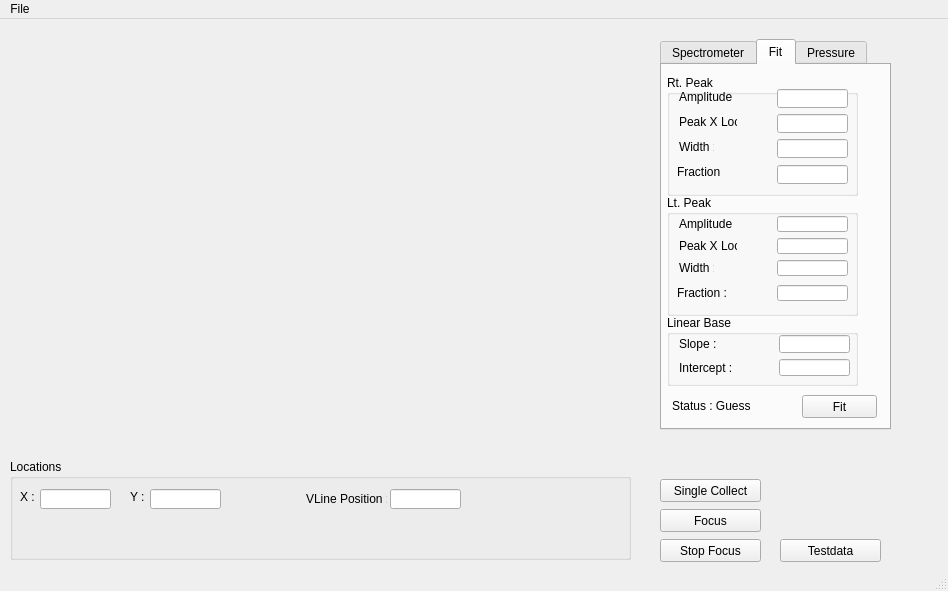
hgarbeil/OOSpec, file mainwindow.ui: the form before one commit.
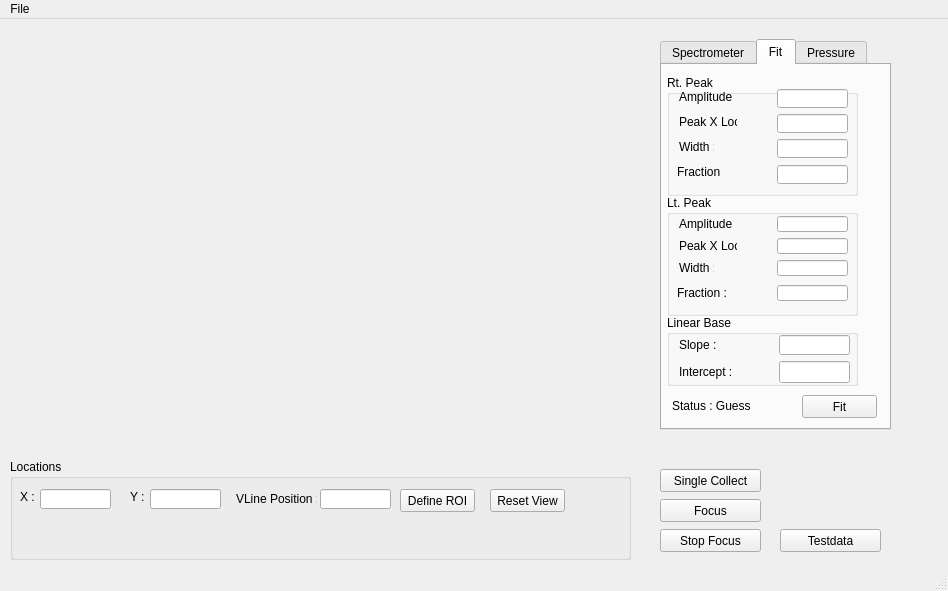
The form after the commit. The open tabs and pages were chosen to show the change. Custom widgets are drawn as their Qt base class.

Patch:
```diff
--- a/mainwindow.ui
+++ b/mainwindow.ui
@@ -28,7 +28,7 @@
     <property name="geometry">
      <rect>
       <x>660</x>
-      <y>460</y>
+      <y>450</y>
       <width>101</width>
       <height>23</height>
      </rect>
@@ -41,7 +41,7 @@
     <property name="geometry">
      <rect>
       <x>660</x>
-      <y>490</y>
+      <y>480</y>
       <width>101</width>
       <height>23</height>
      </rect>
@@ -54,7 +54,7 @@
     <property name="geometry">
      <rect>
       <x>660</x>
-      <y>520</y>
+      <y>510</y>
       <width>101</width>
       <height>23</height>
      </rect>
@@ -584,13 +584,13 @@
       <property name="title">
        <string>Linear Base</string>
       </property>
-      <widget class="QWidget" name="">
+      <widget class="QWidget" name="layoutWidget">
        <property name="geometry">
         <rect>
          <x>12</x>
          <y>20</y>
          <width>171</width>
-         <height>41</height>
+         <height>48</height>
         </rect>
        </property>
        <layout class="QGridLayout" name="gridLayout_3">
@@ -875,7 +875,7 @@
     <widget class="QLabel" name="label_4">
      <property name="geometry">
       <rect>
-       <x>296</x>
+       <x>226</x>
        <y>30</y>
        <width>81</width>
        <height>20</height>
@@ -888,19 +888,45 @@
     <widget class="QLineEdit" name="vlineLE">
      <property name="geometry">
       <rect>
-       <x>380</x>
+       <x>310</x>
        <y>30</y>
        <width>71</width>
        <height>20</height>
       </rect>
      </property>
     </widget>
+    <widget class="QPushButton" name="def_roi_button">
+     <property name="geometry">
+      <rect>
+       <x>390</x>
+       <y>30</y>
+       <width>75</width>
+       <height>23</height>
+      </rect>
+     </property>
+     <property name="text">
+      <string>Define ROI</string>
+     </property>
+    </widget>
+    <widget class="QPushButton" name="reset_button">
+     <property name="geometry">
+      <rect>
+       <x>480</x>
+       <y>30</y>
+       <width>75</width>
+       <height>23</height>
+      </rect>
+     </property>
+     <property name="text">
+      <string>Reset View</string>
+     </property>
+    </widget>
    </widget>
    <widget class="QPushButton" name="testdataButton">
     <property name="geometry">
      <rect>
       <x>780</x>
-      <y>520</y>
+      <y>510</y>
       <width>101</width>
       <height>23</height>
      </rect>
```
Left out of the diff: 2 changed lines with no effect on the pictures.
